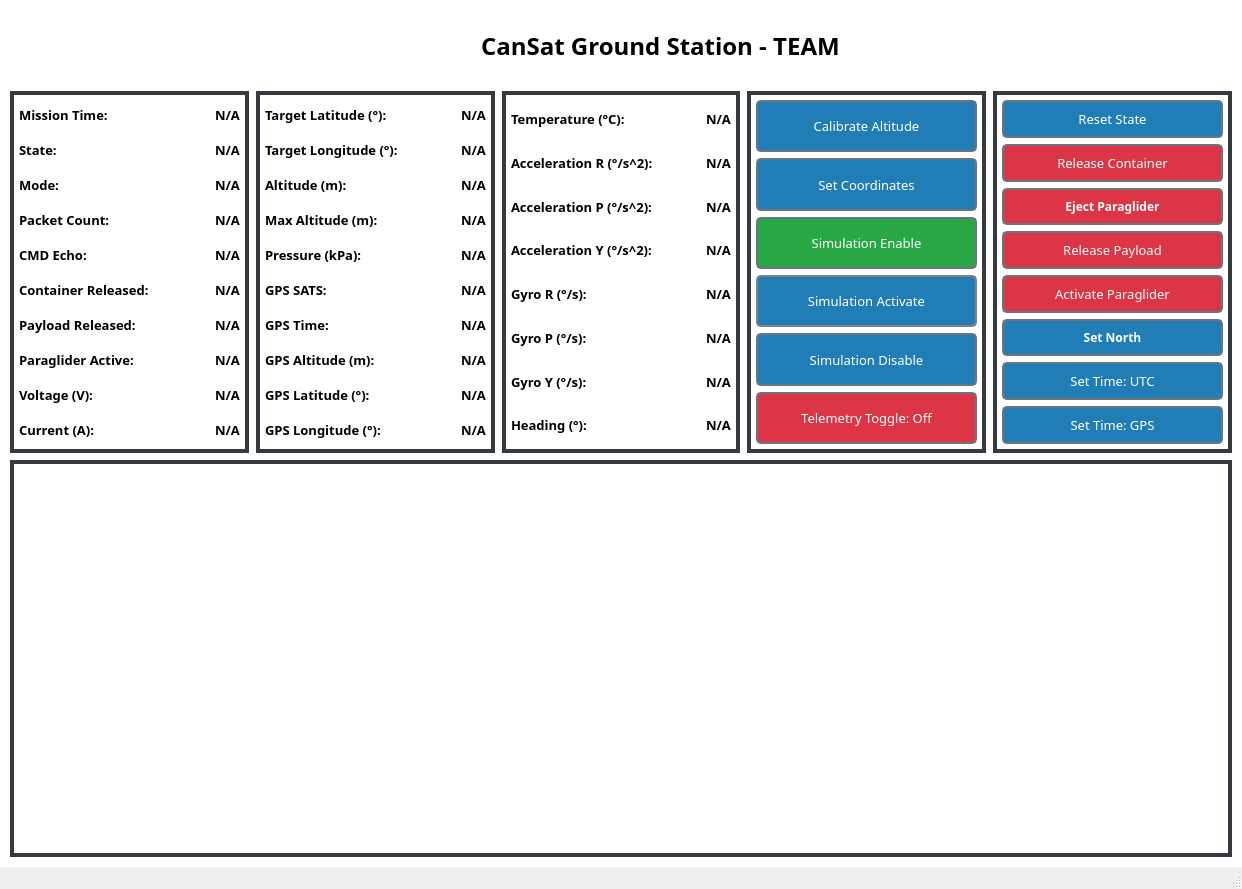
The window that Ground-Station/gui/ground_station.ui (BradyCason/UCI-CanSat-25-26) describes before a commit, drawn with Qt 5.
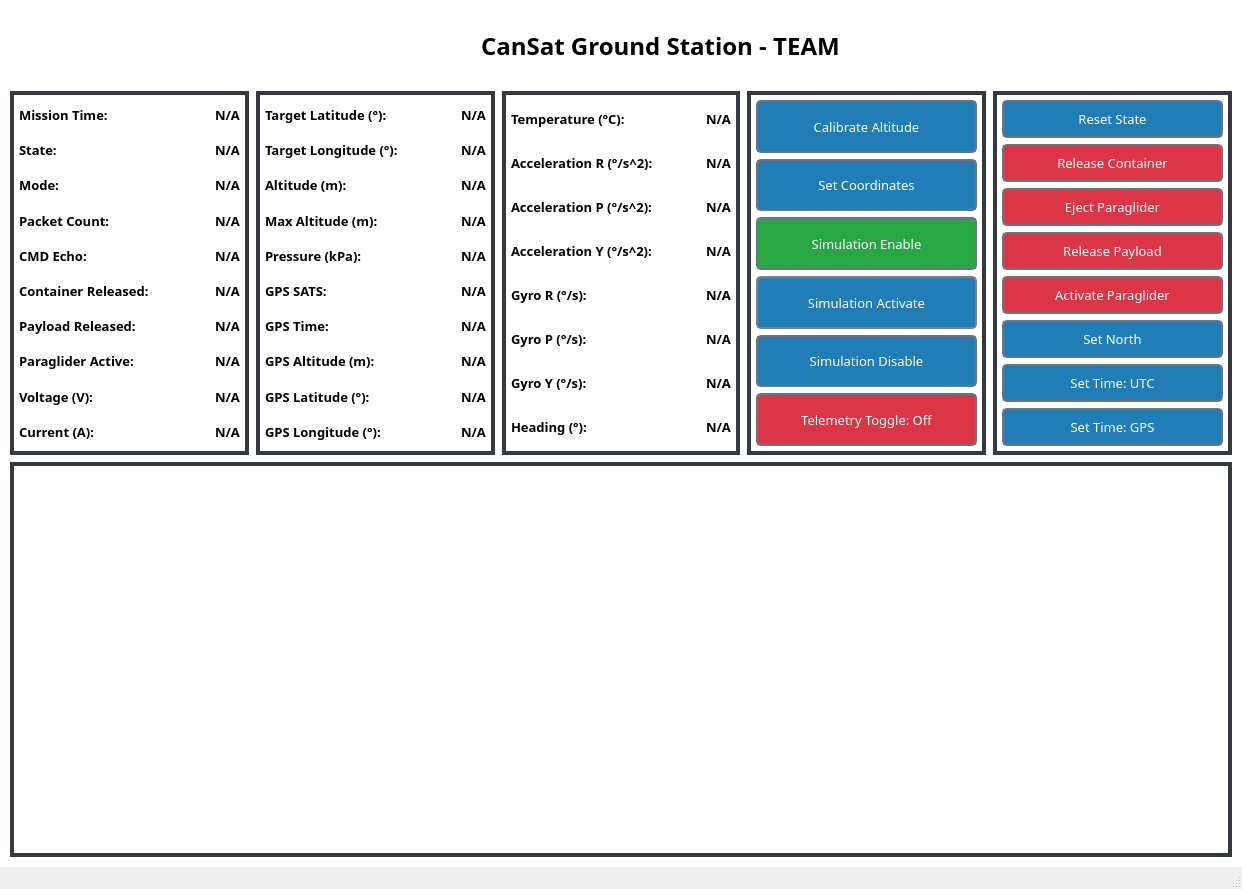
The same window after the commit.

Patch:
```diff
--- a/Ground-Station/gui/ground_station.ui
+++ b/Ground-Station/gui/ground_station.ui
@@ -1305,6 +1305,18 @@
           <layout class="QGridLayout" name="gridLayout_13">
            <item row="2" column="0">
             <widget class="QPushButton" name="eject_paraglider_button">
+             <property name="sizePolicy">
+              <sizepolicy hsizetype="Minimum" vsizetype="Minimum">
+               <horstretch>0</horstretch>
+               <verstretch>0</verstretch>
+              </sizepolicy>
+             </property>
+             <property name="font">
+              <font>
+               <family>Sans Serif Collection</family>
+               <pointsize>10</pointsize>
+              </font>
+             </property>
              <property name="styleSheet">
               <string notr="true">QPushButton{background-color: rgba(220, 53, 69, 1);} QPushButton:hover{background-color: rgba(200, 45, 59, 1);}</string>
              </property>
@@ -1445,6 +1457,18 @@
            </item>
            <item row="5" column="0">
             <widget class="QPushButton" name="set_north_button">
+             <property name="sizePolicy">
+              <sizepolicy hsizetype="Minimum" vsizetype="Minimum">
+               <horstretch>0</horstretch>
+               <verstretch>0</verstretch>
+              </sizepolicy>
+             </property>
+             <property name="font">
+              <font>
+               <family>Sans Serif Collection</family>
+               <pointsize>10</pointsize>
+              </font>
+             </property>
              <property name="text">
               <string>Set North</string>
              </property>
```
Left out of the diff: 2 changed lines with no effect on the pictures.
